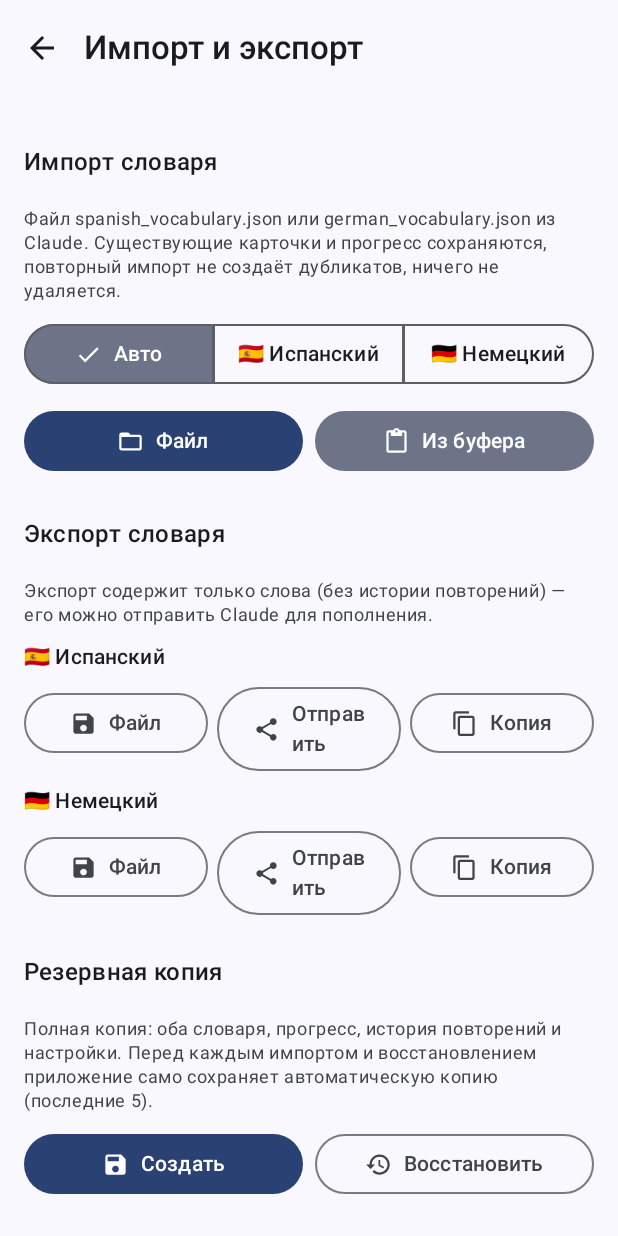
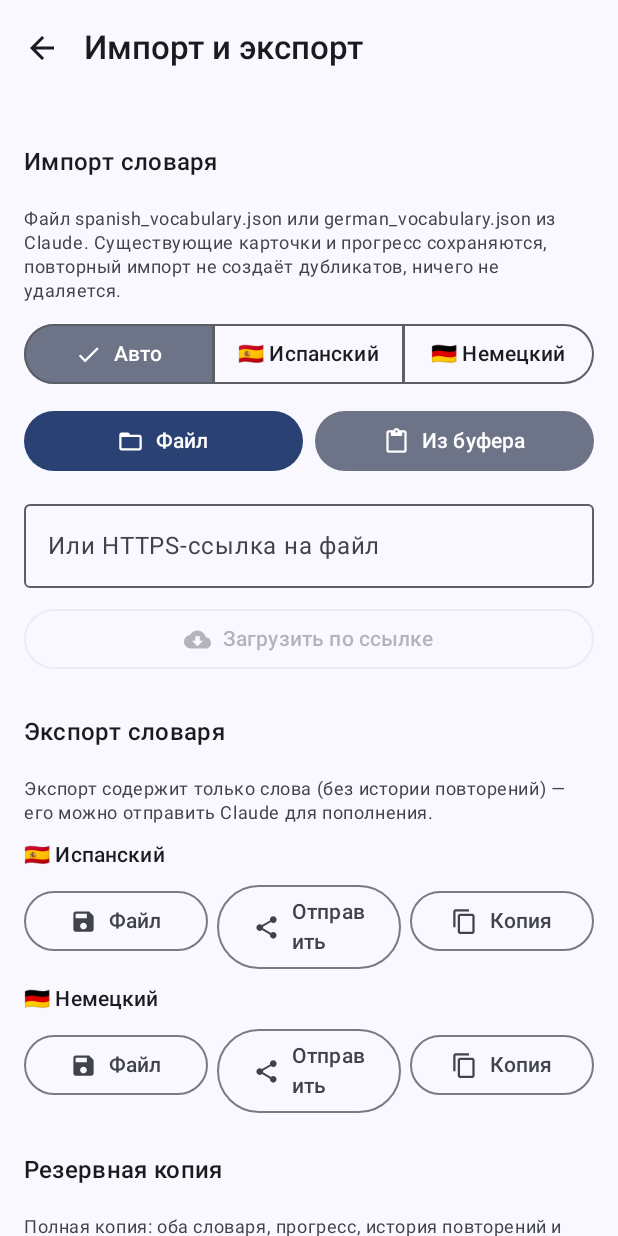
Before and after one commit to nubasikplayyt-dev/-, an Android app built with Jetpack Compose: the screen it shows after launch (MainActivity), after a tap on "Импортировать словарь", on a phone screen of 412 x 824 dp. Run offline under Robolectric (Android 15) with nearby library versions, the phone set to English and light mode, and no system bars; our stand-ins replace Room's generated code.

Commit message:
Add vocabulary import from an HTTPS link
Public files only (no tokens stored); GitHub blob links are converted
to raw links and the last link is remembered for one-tap updates.

Co-Authored-By: Claude Opus 5.5 <noreply@anthropic.com>
Claude-Session: https://claude.ai/code/session_015XbKvS3ZEDa9qLxt6mZR96

```diff
--- a/app/src/main/AndroidManifest.xml
+++ b/app/src/main/AndroidManifest.xml
@@ -1,5 +1,8 @@
 <?xml version="1.0" encoding="utf-8"?>
 <manifest xmlns:android="http://schemas.android.com/apk/res/android">
+
+    <!-- Только для необязательного импорта словаря по HTTPS-ссылке. -->
+    <uses-permission android:name="android.permission.INTERNET" />
 
     <!-- Уведомления (Android 13+ спрашивает разрешение во время работы). -->
     <uses-permission android:name="android.permission.POST_NOTIFICATIONS" />
--- a/app/src/main/java/app/lingvo/data/SettingsStore.kt
+++ b/app/src/main/java/app/lingvo/data/SettingsStore.kt
@@ -48,6 +48,8 @@ data class AppSettings(
     val animations: Boolean = true,
     val motivation: Boolean = true,
     val onboardingDone: Boolean = false,
+    /** Последняя HTTPS-ссылка на словарь (например, raw-файл в GitHub). */
+    val importUrl: String = "",
 ) {
     fun lang(code: String): LanguageSettings = languages[code] ?: LanguageSettings()
 }
@@ -75,6 +77,7 @@ class SettingsStore(private val context: Context) {
         val animations = booleanPreferencesKey("animations")
         val motivation = booleanPreferencesKey("motivation")
         val onboarding = booleanPreferencesKey("onboarding_done")
+        val importUrl = stringPreferencesKey("import_url")
     }
 
     val flow: Flow<AppSettings> = context.dataStore.data
@@ -111,6 +114,7 @@ class SettingsStore(private val context: Context) {
             animations = p[K.animations] ?: true,
             motivation = p[K.motivation] ?: true,
             onboardingDone = p[K.onboarding] ?: false,
+            importUrl = p[K.importUrl] ?: "",
         )
     }
 
@@ -143,6 +147,7 @@ class SettingsStore(private val context: Context) {
         p[K.animations] = s.animations
         p[K.motivation] = s.motivation
         p[K.onboarding] = s.onboardingDone
+        p[K.importUrl] = s.importUrl
     }
 
     /** Плоское представление для резервной копии. */
--- a/app/src/main/java/app/lingvo/ui/screens/ImportExportScreen.kt
+++ b/app/src/main/java/app/lingvo/ui/screens/ImportExportScreen.kt
@@ -18,6 +18,7 @@ import androidx.compose.foundation.rememberScrollState
 import androidx.compose.foundation.selection.selectable
 import androidx.compose.foundation.verticalScroll
 import androidx.compose.material.icons.Icons
+import androidx.compose.material.icons.filled.CloudDownload
 import androidx.compose.material.icons.filled.ContentCopy
 import androidx.compose.material.icons.filled.ContentPaste
 import androidx.compose.material.icons.filled.FolderOpen
@@ -31,6 +32,7 @@ import androidx.compose.material3.CircularProgressIndicator
 import androidx.compose.material3.FilledTonalButton
 import androidx.compose.material3.MaterialTheme
 import androidx.compose.material3.OutlinedButton
+import androidx.compose.material3.OutlinedTextField
 import androidx.compose.material3.RadioButton
 import androidx.compose.material3.Scaffold
 import androidx.compose.material3.SegmentedButton
@@ -61,6 +63,7 @@ import app.lingvo.core.ImportPlan
 import app.lingvo.core.Languages
 import app.lingvo.core.ParsedVocabulary
 import app.lingvo.core.VocabularyFormatException
+import app.lingvo.data.UrlFetcher
 import app.lingvo.ui.components.BackTopBar
 import app.lingvo.ui.components.SectionTitle
 import app.lingvo.ui.rememberToast
@@ -97,6 +100,8 @@ fun ImportExportScreen(
     var busy by remember { mutableStateOf(false) }
     var pendingRestore by remember { mutableStateOf<Pair<String, String>?>(null) }
     var exportLang by remember { mutableStateOf<String?>(null) }
+    var url by remember { mutableStateOf("") }
+    LaunchedEffect(Unit) { url = container.settings.current().importUrl }
     val history by remember(repo) { repo.observeImportHistory() }.collectAsStateWithLifecycle(initialValue = emptyList())
 
     fun analyze(text: String, name: String) {
@@ -193,6 +198,32 @@ fun ImportExportScreen(
                     if (text.isNullOrBlank()) toast("Буфер обмена пуст") else analyze(text, "Буфер обмена")
                 }, modifier = Modifier.weight(1f)) { ButtonContent(Icons.Filled.ContentPaste, "Из буфера") }
             }
+
+            OutlinedTextField(
+                value = url,
+                onValueChange = { url = it },
+                label = { Text("Или HTTPS-ссылка на файл") },
+                placeholder = { Text("https://raw.githubusercontent.com/…/german_vocabulary.json") },
+                singleLine = true,
+                modifier = Modifier.fillMaxWidth(),
+            )
+            OutlinedButton(
+                enabled = url.isNotBlank() && !busy,
+                onClick = {
+                    UrlFetcher.validate(url)?.let { toast(it); return@OutlinedButton }
+                    scope.launch {
+                        busy = true
+                        try {
+                            val text = UrlFetcher.fetch(url)
+                            container.settings.update { it.copy(importUrl = url.trim()) }
+                            analyze(text, UrlFetcher.normalize(url).substringAfterLast('/'))
+                        } catch (e: Exception) {
+                            error = e.message ?: "Не удалось загрузить файл."
+                        } finally { busy = false }
+                    }
+                },
+                modifier = Modifier.fillMaxWidth(),
+            ) { ButtonContent(Icons.Filled.CloudDownload, "Загрузить по ссылке") }
 
             if (busy) CircularProgressIndicator(Modifier.align(Alignment.CenterHorizontally))
             error?.let {
```
Also changed, not shown: app/src/main/java/app/lingvo/data/UrlFetcher.kt (added, +58 -0 lines), 4 other files.
